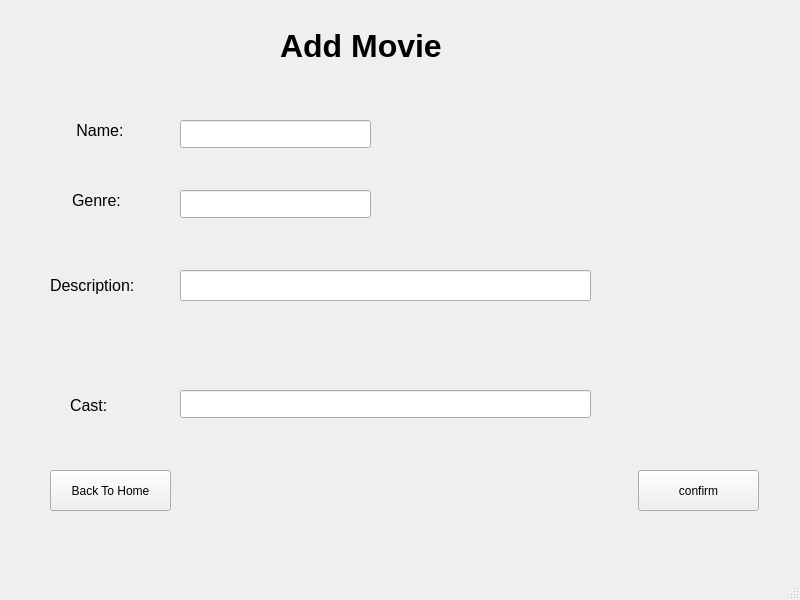
Before: the Qt Designer form Cinema-GUI/AddMovie.ui in abohoss/Cinema-Booking-System, drawn with Qt 5.
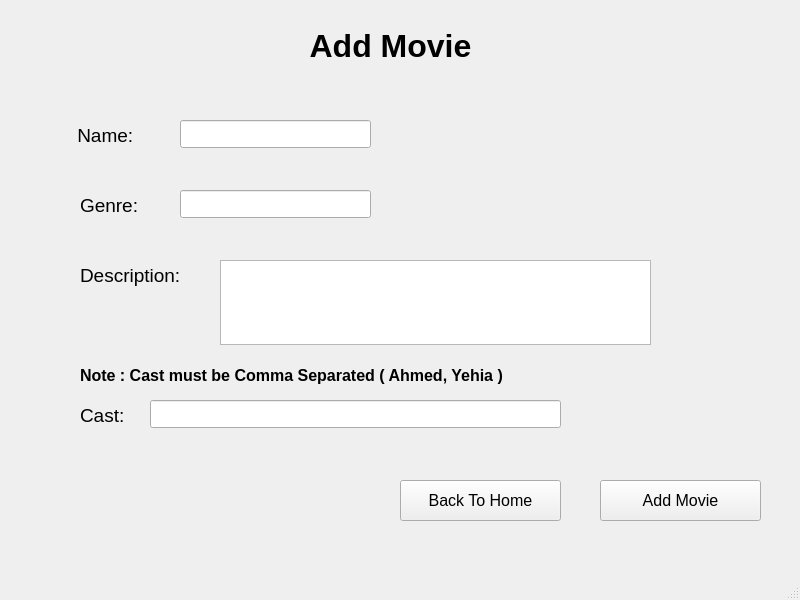
After: the same form once the commit is applied.

Commit message: adjust Add Movie and Add Showtime in GUI

```diff
--- a/Cinema-GUI/AddMovie.ui
+++ b/Cinema-GUI/AddMovie.ui
@@ -17,25 +17,35 @@
    <widget class="QPushButton" name="Add">
     <property name="geometry">
      <rect>
-      <x>638</x>
-      <y>470</y>
-      <width>121</width>
+      <x>600</x>
+      <y>480</y>
+      <width>161</width>
       <height>41</height>
      </rect>
     </property>
+    <property name="font">
+     <font>
+      <pointsize>12</pointsize>
+     </font>
+    </property>
     <property name="text">
-     <string>confirm</string>
+     <string>Add Movie</string>
     </property>
    </widget>
    <widget class="QPushButton" name="Back">
     <property name="geometry">
      <rect>
-      <x>50</x>
-      <y>470</y>
-      <width>121</width>
+      <x>400</x>
+      <y>480</y>
+      <width>161</width>
       <height>41</height>
      </rect>
     </property>
+    <property name="font">
+     <font>
+      <pointsize>12</pointsize>
+     </font>
+    </property>
     <property name="text">
      <string>Back To Home</string>
     </property>
@@ -43,8 +53,8 @@
    <widget class="QLineEdit" name="cast">
     <property name="geometry">
      <rect>
-      <x>180</x>
-      <y>390</y>
+      <x>150</x>
+      <y>400</y>
       <width>411</width>
       <height>28</height>
      </rect>
@@ -53,15 +63,15 @@
    <widget class="QLabel" name="label_4">
     <property name="geometry">
      <rect>
-      <x>50</x>
-      <y>270</y>
+      <x>80</x>
+      <y>260</y>
       <width>121</width>
       <height>31</height>
      </rect>
     </property>
     <property name="font">
      <font>
-      <pointsize>12</pointsize>
+      <pointsize>14</pointsize>
      </font>
     </property>
     <property name="text">
@@ -73,13 +83,13 @@
      <rect>
       <x>72</x>
       <y>120</y>
-      <width>101</width>
-      <height>20</height>
+      <width>91</width>
+      <height>31</height>
      </rect>
     </property>
     <property name="font">
      <font>
-      <pointsize>12</pointsize>
+      <pointsize>14</pointsize>
      </font>
     </property>
     <property name="text">
@@ -89,15 +99,15 @@
    <widget class="QLabel" name="label_3">
     <property name="geometry">
      <rect>
-      <x>72</x>
+      <x>80</x>
       <y>190</y>
-      <width>63</width>
-      <height>20</height>
+      <width>81</width>
+      <height>31</height>
      </rect>
     </property>
     <property name="font">
      <font>
-      <pointsize>12</pointsize>
+      <pointsize>14</pointsize>
      </font>
     </property>
     <property name="text">
@@ -114,16 +124,6 @@
      </rect>
     </property>
    </widget>
-   <widget class="QLineEdit" name="description">
-    <property name="geometry">
-     <rect>
-      <x>180</x>
-      <y>270</y>
-      <width>411</width>
-      <height>31</height>
-     </rect>
-    </property>
-   </widget>
    <widget class="QLabel" name="label">
     <property name="geometry">
      <rect>
@@ -143,19 +143,22 @@
     <property name="text">
      <string>Add Movie</string>
     </property>
+    <property name="alignment">
+     <set>Qt::AlignCenter</set>
+    </property>
    </widget>
    <widget class="QLabel" name="label_5">
     <property name="geometry">
      <rect>
-      <x>70</x>
-      <y>390</y>
+      <x>80</x>
+      <y>400</y>
       <width>63</width>
       <height>31</height>
      </rect>
     </property>
     <property name="font">
      <font>
-      <pointsize>12</pointsize>
+      <pointsize>14</pointsize>
      </font>
     </property>
     <property name="text">
@@ -175,8 +178,8 @@
    <widget class="QLabel" name="label_6">
     <property name="geometry">
      <rect>
-      <x>200</x>
-      <y>470</y>
+      <x>10</x>
+      <y>480</y>
       <width>391</width>
       <height>41</height>
      </rect>
@@ -188,6 +191,38 @@
     </property>
     <property name="text">
      <string/>
+    </property>
+    <property name="alignment">
+     <set>Qt::AlignCenter</set>
+    </property>
+   </widget>
+   <widget class="QLabel" name="label_7">
+    <property name="geometry">
+     <rect>
+      <x>80</x>
+      <y>360</y>
+      <width>531</width>
+      <height>31</height>
+     </rect>
+    </property>
+    <property name="font">
+     <font>
+      <pointsize>12</pointsize>
+      <bold>true</bold>
+     </font>
+    </property>
+    <property name="text">
+     <string>Note : Cast must be Comma Separated ( Ahmed, Yehia )</string>
+    </property>
+   </widget>
+   <widget class="QTextEdit" name="description">
+    <property name="geometry">
+     <rect>
+      <x>220</x>
+      <y>260</y>
+      <width>431</width>
+      <height>85</height>
+     </rect>
     </property>
    </widget>
   </widget>
```
The commit also changes 15 other files.
